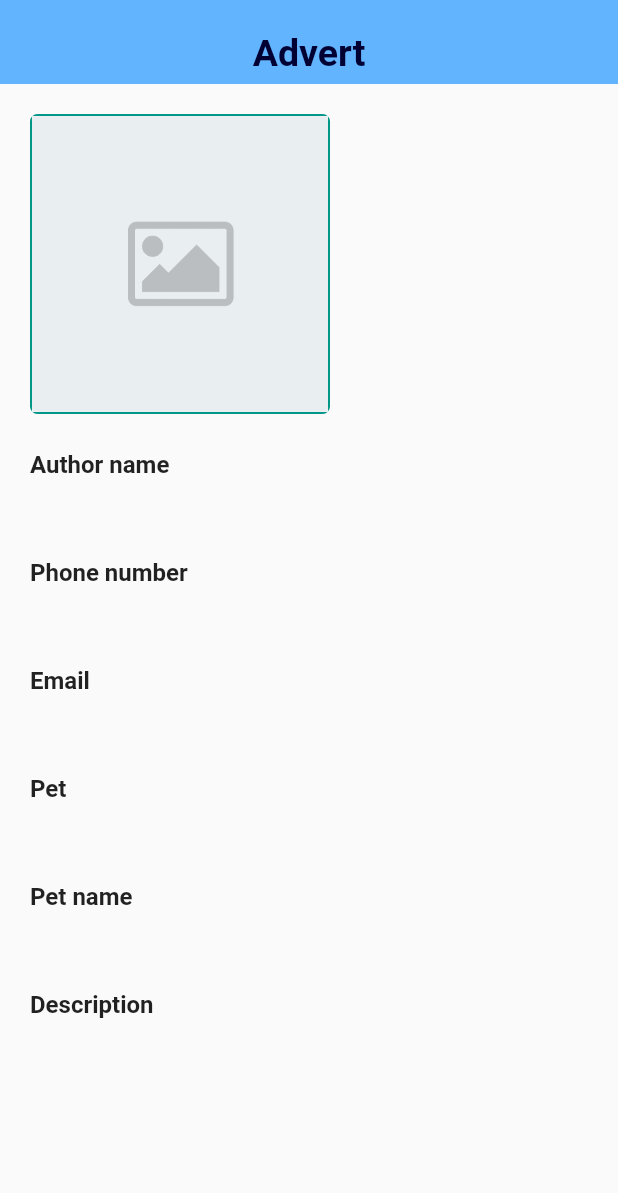
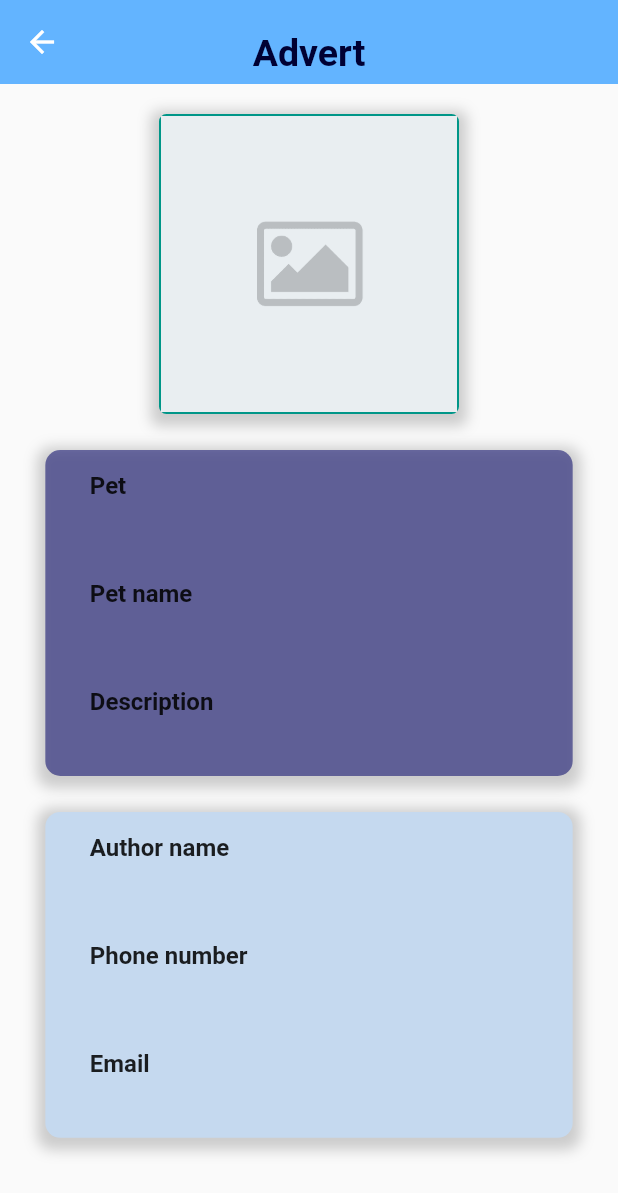
Before and after one commit to sophiakravchuk/PetFinder, a Flutter app: the AdvertScreen screen opened directly with empty values, on a phone screen of 412 x 824 dp. Shown: the top 1193 px of the screen. Run offline on Flutter 3.47's test engine with Material 2 defaults, Android fonts, the light colour scheme and no system bars; our stand-ins replace dio, equatable, flutter_bloc, flutter_screenutil, image_picker, shared_preferences; missing offline and left inert: crypt; accounts and stored records are empty; network calls fail; statements that could not run were skipped.

Commit message:
update design

```diff
--- a/lib/blocs/advert_list_bloc/advert_list_event.dart
+++ b/lib/blocs/advert_list_bloc/advert_list_event.dart
@@ -1,4 +1,5 @@
 import 'package:equatable/equatable.dart';
+import 'package:flutter/cupertino.dart';
 
 abstract class AdventListEvent extends Equatable {
   const AdventListEvent();
@@ -8,3 +9,12 @@ abstract class AdventListEvent extends Equatable {
 }
 
 class AdventListLoad extends AdventListEvent {}
+
+class AdventListDelete extends AdventListEvent {
+  final int id;
+
+  AdventListDelete({@required this.id});
+
+  @override
+  List<Object> get props => [id];
+}
--- a/lib/screens/advert_list_screen/advert_list_screen.dart
+++ b/lib/screens/advert_list_screen/advert_list_screen.dart
@@ -57,7 +57,7 @@ class _AdvertListScreenState extends State<AdvertListScreen> {
     return RefreshIndicator(
       onRefresh: _pullRefresh,
       child: Scaffold(
-        appBar: myAppBar("Advent List"),
+        appBar: myAppBar("Advent List", false),
         body: SafeArea(
           child: Container(
               child: advertList()),
--- a/lib/screens/advert_screen/advert_screen.dart
+++ b/lib/screens/advert_screen/advert_screen.dart
@@ -86,7 +86,7 @@ class _AdvertScreenState extends State<AdvertScreen> {
 
   Widget advertCreation() {
     return Scaffold(
-      appBar: myAppBar( 'Advert'),
+      appBar: myAppBar( 'Advert', true),
       body: SafeArea(
         child: Container(
             padding: const EdgeInsets.all(20),
@@ -96,10 +96,31 @@ class _AdvertScreenState extends State<AdvertScreen> {
           children: [
             Column(
               mainAxisAlignment: MainAxisAlignment.start,
+              crossAxisAlignment: CrossAxisAlignment.center,
+              children: [
+                Center(
+                  child: buildImage(),
+                ),
+                const SizedBox(height: 24),
+                infoContainerPet(),
+                const SizedBox(height: 24),
+                infoContainerUser(),
+              ],
+            ),
+          ],
+        )),
+      ),
+    );
+  }
+
+  Widget infoContainerUser() {
+    return Container(
+      width: 320.w,
+      padding: EdgeInsets.fromLTRB(27.w, 13.w, 13.w, 10.w),
+      decoration: _decoration(Color(0xFFC5D9EF)),
+      child:       Column(
         crossAxisAlignment: CrossAxisAlignment.start,
         children: [
-                buildImage(),
-                const SizedBox(height: 24),
               Text(
                 'Author name',
                 style: TextStyle(
@@ -155,7 +176,19 @@ class _AdvertScreenState extends State<AdvertScreen> {
                   fontSize: 16,
                 ),
               ),
-                const SizedBox(height: 24),
+        ],
+      ),
+    );
+  }
+
+  Widget infoContainerPet() {
+    return Container(
+      width: 320.w,
+      padding: EdgeInsets.fromLTRB(27.w, 13.w, 13.w, 10.w),
+      decoration: _decoration(Color(0x88000066)),
+      child: Column(
+        crossAxisAlignment: CrossAxisAlignment.start,
+        children: [
               Text(
                 'Pet',
                 textAlign: TextAlign.left,
@@ -212,16 +245,29 @@ class _AdvertScreenState extends State<AdvertScreen> {
                   fontSize: 16,
                 ),
               ),
-                const SizedBox(height: 24),
             ],
-            ),
-          ],
-        )),
       ),
     );
   }
 
-
+  Decoration _decoration(Color color) =>
+      BoxDecoration(
+        color: color,
+        borderRadius: BorderRadius.only(
+            topLeft: Radius.circular(10),
+            topRight: Radius.circular(10),
+            bottomLeft: Radius.circular(10),
+            bottomRight: Radius.circular(10)
+        ),
+        boxShadow: [
+          BoxShadow(
+            color: Colors.grey.withOpacity(0.5),
+            spreadRadius: 5,
+            blurRadius: 7,
+            offset: Offset(0, 3), // changes position of shadow
+          ),
+        ],
+      );
 
   Widget saveUserProfileButton() {
     return Container(
@@ -248,10 +294,10 @@ class _AdvertScreenState extends State<AdvertScreen> {
 
   Widget buildImage() {
     return Container(
-        child:  Material(
+        child: Material(
 
             color: Colors.transparent,
-            child: widget.image == "" ?
+            child: (widget.image == "" || widget.image == null) ?
             Container(
               height: 200,
               width: 200,
@@ -259,13 +305,36 @@ class _AdvertScreenState extends State<AdvertScreen> {
                 border: Border.all(color: Colors.teal, width: 1.5),
                 borderRadius: BorderRadius.circular(5),
                 color: Colors.white,
+                boxShadow: [
+                  BoxShadow(
+                    color: Colors.grey.withOpacity(0.5),
+                    spreadRadius: 5,
+                    blurRadius: 7,
+                    offset: Offset(0, 3), // changes position of shadow
+                  ),
+                ],
               ),
               child: Image.asset('assets/images/default.png'),
             )
-                : Image.memory(base64Decode(widget.image),
+                : Container(
+                decoration: BoxDecoration(
+                  borderRadius: BorderRadius.circular(20),
+                  color: Colors.white,
+                  boxShadow: [
+                    BoxShadow(
+                      color: Colors.grey.withOpacity(0.5),
+                      spreadRadius: 5,
+                      blurRadius: 7,
+                      offset: Offset(0, 3), // changes position of shadow
+                    ),
+                  ],
+                ),
+                child: Image.memory(base64Decode(widget.image),
                   width: 200,
                   height: 200,
-              fit: BoxFit.cover, )
+                  fit: BoxFit.cover,
+                )
+            )
 
         )
 
--- a/lib/screens/auth/log_in_page.dart
+++ b/lib/screens/auth/log_in_page.dart
@@ -63,7 +63,7 @@ class _LogInScreenState extends State<LogInScreen> {
 
   Widget authLogInPage() {
     return Scaffold(
-        appBar: myAppBar("PetFinder"),
+        appBar: myAppBar("PetFinder", true),
         body: SafeArea(
           child:Form(
             key: _formKey,
--- a/lib/screens/auth/sing_up_page.dart
+++ b/lib/screens/auth/sing_up_page.dart
@@ -64,7 +64,7 @@ class _SingUpScreenState extends State<SingUpScreen> {
   Widget authSingUpPage() {
 
     return Scaffold(
-      appBar: myAppBar("PetFinder"),
+      appBar: myAppBar("PetFinder", true),
       body: SafeArea(
           child:Form(
             key: _formKey,
--- a/lib/screens/auth/starting_page.dart
+++ b/lib/screens/auth/starting_page.dart
@@ -59,7 +59,7 @@ class _StartScreenState extends State<StartScreen> {
 
   Widget authLoadPage() {
     return Scaffold(
-      appBar: myAppBar("PetFinder"),
+      appBar: myAppBar("PetFinder", false),
       body: SafeArea(
         child: Container(
             padding: const EdgeInsets.symmetric(vertical: 250),
@@ -81,7 +81,7 @@ class _StartScreenState extends State<StartScreen> {
 
   Widget authFirstPage() {
     return Scaffold(
-      appBar: myAppBar("PetFinder"),
+      appBar: myAppBar("PetFinder", false),
       body: SafeArea(
         child: Container(
             padding: const EdgeInsets.symmetric(vertical: 250),
--- a/lib/screens/personal_info/profile_screen.dart
+++ b/lib/screens/personal_info/profile_screen.dart
@@ -64,7 +64,7 @@ class _ProfileScreenState extends State<ProfileScreen> {
 
   Widget personalInfo() {
     return Scaffold(
-      appBar: myAppBar("Profile"),
+      appBar: myAppBar("Profile", false),
       body: SafeArea(
         child: Container(
             child: ListView(
--- a/lib/widgets/app_bar.dart
+++ b/lib/widgets/app_bar.dart
@@ -2,10 +2,10 @@
 
 import 'package:flutter/material.dart';
 
-Widget myAppBar(String title) {
+Widget myAppBar(String title, bool hasLeading) {
   return
     AppBar(
-      automaticallyImplyLeading: false,
+      automaticallyImplyLeading: hasLeading,
       title:
       Padding(
         padding: EdgeInsets.only(top: 15),
```
Also changed, not shown: lib/blocs/advert_list_bloc/advert_list_bloc.dart (+20 -0 lines), lib/screens/advert_creation/advert_creation_screen.dart (+22 -5 lines), lib/screens/advert_list_screen/advent_preview.dart (+7 -5 lines), 4 other files. Lines whose indentation alone changed are shown as unchanged.
